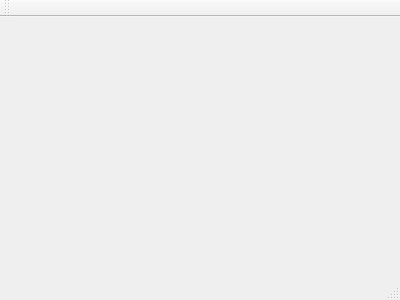
Above: lmdb-viewer/views/mainwindow.ui from jiangxiluning/lmdb-viewer before the change. Below: the same form after it.
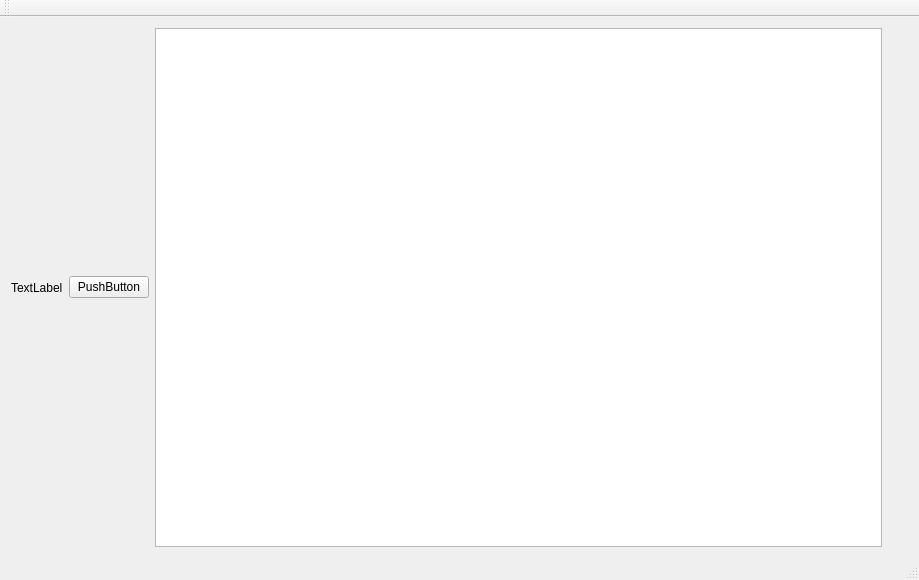
That is the form after the change.

Commit message: 修改界面文件，完成初试项目设置

Patch:
```diff
--- a/lmdb-viewer/views/mainwindow.ui
+++ b/lmdb-viewer/views/mainwindow.ui
@@ -1,24 +1,108 @@
 <ui version="4.0">
  <class>MainWindow</class>
- <widget class="QMainWindow" name="MainWindow" >
-  <property name="geometry" >
+ <widget class="QMainWindow" name="MainWindow">
+  <property name="windowModality">
+   <enum>Qt::NonModal</enum>
+  </property>
+  <property name="geometry">
    <rect>
     <x>0</x>
     <y>0</y>
-    <width>400</width>
-    <height>300</height>
+    <width>919</width>
+    <height>580</height>
    </rect>
   </property>
-  <property name="windowTitle" >
-   <string>MainWindow</string>
+  <property name="sizePolicy">
+   <sizepolicy hsizetype="Preferred" vsizetype="Preferred">
+    <horstretch>0</horstretch>
+    <verstretch>0</verstretch>
+   </sizepolicy>
   </property>
-  <widget class="QMenuBar" name="menuBar" />
-  <widget class="QToolBar" name="mainToolBar" />
-  <widget class="QWidget" name="centralWidget" />
-  <widget class="QStatusBar" name="statusBar" />
+  <property name="windowTitle">
+   <string>lmdb-viewer</string>
+  </property>
+  <widget class="QWidget" name="centralWidget">
+   <layout class="QGridLayout" name="gridLayout">
+    <item row="0" column="0">
+     <layout class="QHBoxLayout" name="horizontalLayout">
+      <property name="sizeConstraint">
+       <enum>QLayout::SetNoConstraint</enum>
+      </property>
+      <item>
+       <widget class="QLabel" name="label">
+        <property name="text">
+         <string>TextLabel</string>
+        </property>
+       </widget>
+      </item>
+      <item>
+       <widget class="QPushButton" name="pushButton">
+        <property name="text">
+         <string>PushButton</string>
+        </property>
+       </widget>
+      </item>
+      <item>
+       <widget class="QListView" name="listView">
+        <property name="sizePolicy">
+         <sizepolicy hsizetype="Expanding" vsizetype="Expanding">
+          <horstretch>0</horstretch>
+          <verstretch>0</verstretch>
+         </sizepolicy>
+        </property>
+       </widget>
+      </item>
+      <item>
+       <spacer name="verticalSpacer">
+        <property name="orientation">
+         <enum>Qt::Vertical</enum>
+        </property>
+        <property name="sizeHint" stdset="0">
+         <size>
+          <width>20</width>
+          <height>40</height>
+         </size>
+        </property>
+       </spacer>
+      </item>
+      <item>
+       <widget class="QFrame" name="frame">
+        <property name="frameShape">
+         <enum>QFrame::StyledPanel</enum>
+        </property>
+        <property name="frameShadow">
+         <enum>QFrame::Raised</enum>
+        </property>
+       </widget>
+      </item>
+     </layout>
+    </item>
+   </layout>
+  </widget>
+  <widget class="QMenuBar" name="menuBar">
+   <property name="enabled">
+    <bool>true</bool>
+   </property>
+   <property name="geometry">
+    <rect>
+     <x>0</x>
+     <y>0</y>
+     <width>919</width>
+     <height>22</height>
+    </rect>
+   </property>
+  </widget>
+  <widget class="QToolBar" name="mainToolBar">
+   <attribute name="toolBarArea">
+    <enum>TopToolBarArea</enum>
+   </attribute>
+   <attribute name="toolBarBreak">
+    <bool>false</bool>
+   </attribute>
+  </widget>
+  <widget class="QStatusBar" name="statusBar"/>
  </widget>
- <layoutDefault spacing="6" margin="11" />
- <pixmapfunction></pixmapfunction>
+ <layoutdefault spacing="6" margin="11"/>
  <resources/>
  <connections/>
 </ui>
```
Left out of the diff: 1 changed line with no effect on the pictures. The commit also changes 2 other files.
